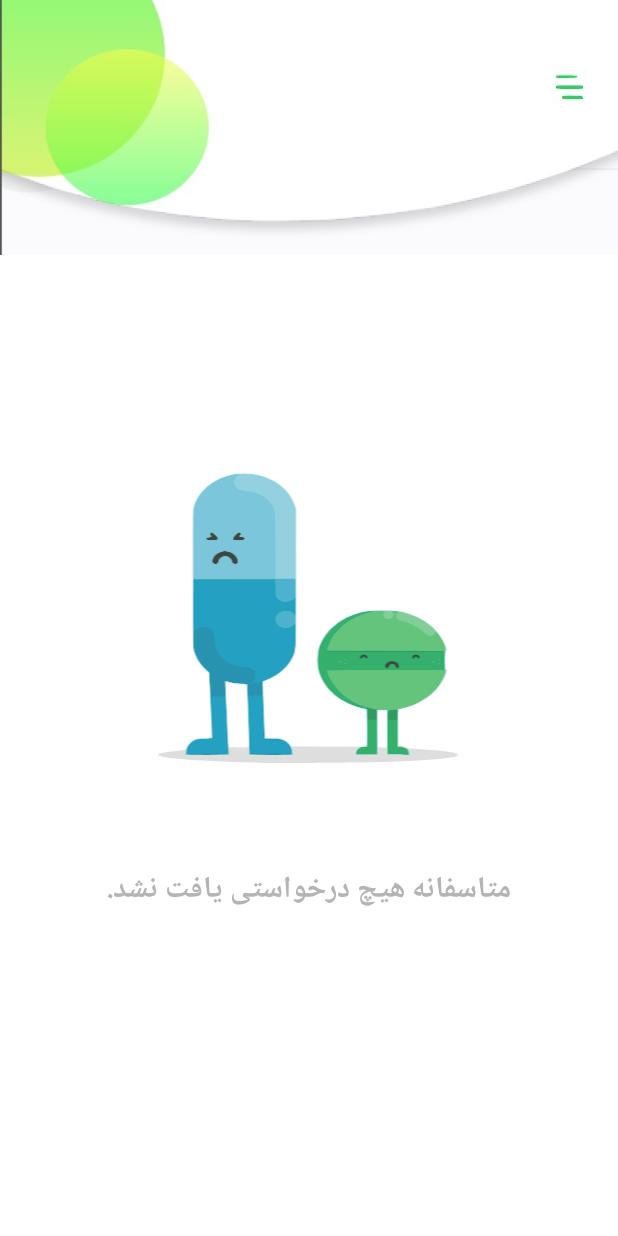
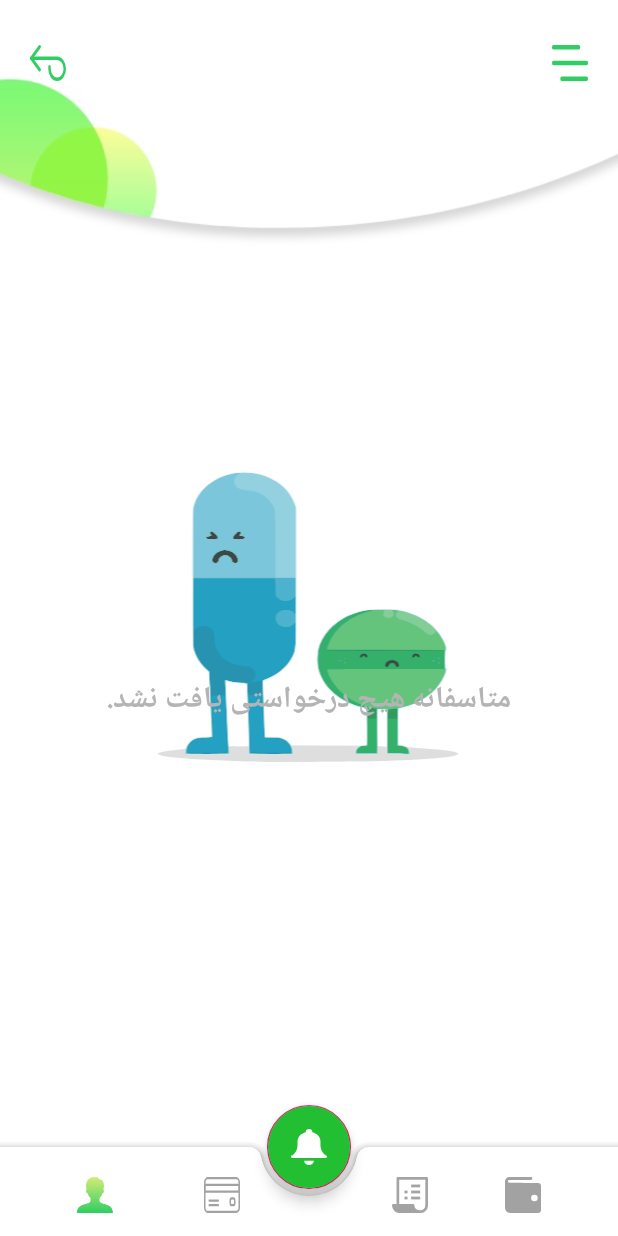
Before and after one commit to gelophoneTeam/DarokhanehApp, an Android app: the NoRequest screen opened directly, with no data from a screen before it, on a phone screen of 412 x 824 dp. Run offline under Robolectric (Android 15) with nearby library versions, the phone set to English and light mode, and no system bars; plain views replace RoundRectView.

Commit message:
Update NoRequest Activity

```diff
--- a/app/build.gradle
+++ b/app/build.gradle
@@ -22,6 +22,7 @@ dependencies {
     implementation fileTree(dir: 'libs', include: ['*.jar'])
     implementation 'com.android.support:appcompat-v7:28.0.0'
     implementation 'com.android.support.constraint:constraint-layout:1.1.3'
+    implementation 'com.android.support:design:28.0.0'
     testImplementation 'junit:junit:4.12'
     androidTestImplementation 'com.android.support.test:runner:1.0.2'
     androidTestImplementation 'com.android.support.test.espresso:espresso-core:3.0.2'
--- /dev/null
+++ b/app/src/main/res/drawable/ic_bell.xml
@@ -0,0 +1,8 @@
+<vector android:height="24dp" android:viewportHeight="26"
+    android:viewportWidth="22" android:width="24dp" xmlns:android="http://schemas.android.com/apk/res/android">
+    <path android:fillColor="#fff" android:pathData="M18,11.757L18,9a7,7 0,0 0,-7 -7h0a7,7 0,0 0,-7 7v2.757A10.242,10.242 0,0 1,1 19L1,19v2L21,21L21,19h0A10.242,10.242 0,0 1,18 11.757Z"/>
+    <path android:fillColor="#fff" android:pathData="M11,26a3,3 0,0 0,3 -3L8,23A3,3 0,0 0,11 26Z"/>
+    <path android:fillColor="#fff" android:pathData="M13,4L9,4L9,2a2,2 0,0 1,2 -2h0a2,2 0,0 1,2 2Z"/>
+    <path android:fillColor="#fff" android:pathData="M21,20m-1,0a1,1 0,1 1,2 0a1,1 0,1 1,-2 0"/>
+    <path android:fillColor="#fff" android:pathData="M1,20m-1,0a1,1 0,1 1,2 0a1,1 0,1 1,-2 0"/>
+</vector>
--- /dev/null
+++ b/app/src/main/res/drawable/ic_credit_card.xml
@@ -0,0 +1,8 @@
+<vector android:height="24dp" android:viewportHeight="23.333"
+    android:viewportWidth="35" android:width="24dp" xmlns:android="http://schemas.android.com/apk/res/android">
+    <path android:fillColor="#a2a2a2" android:pathData="M31.354,0L3.646,0A3.651,3.651 0,0 0,0 3.646v16.042a3.651,3.651 0,0 0,3.646 3.646L31.354,23.334A3.651,3.651 0,0 0,35 19.688L35,3.646A3.651,3.651 0,0 0,31.354 0ZM33.541,19.687a2.19,2.19 0,0 1,-2.187 2.188L3.646,21.875a2.19,2.19 0,0 1,-2.187 -2.187L1.459,3.646a2.19,2.19 0,0 1,2.187 -2.187L31.354,1.459a2.19,2.19 0,0 1,2.187 2.187L33.541,19.687Z"/>
+    <path android:fillColor="#a2a2a2" android:pathData="M34.271,4.375L0.729,4.375a0.729,0.729 0,0 0,-0.729 0.729v4.375a0.729,0.729 0,0 0,0.729 0.729L34.271,10.208a0.729,0.729 0,0 0,0.729 -0.729v-4.375A0.73,0.73 0,0 0,34.271 4.375ZM33.542,8.75L1.458,8.75v-2.917L33.542,5.833v2.917Z"/>
+    <path android:fillColor="#a2a2a2" android:pathData="M13.854,14.583h-8.75a0.729,0.729 0,1 0,0 1.458h8.75a0.729,0.729 0,1 0,0 -1.458Z"/>
+    <path android:fillColor="#a2a2a2" android:pathData="M13.854,17.5h-8.75a0.729,0.729 0,0 0,0 1.458h8.75a0.729,0.729 0,0 0,0 -1.458Z"/>
+    <path android:fillColor="#a2a2a2" android:pathData="M28.438,13.125h-1.458a2.19,2.19 0,0 0,-2.187 2.188v1.458a2.19,2.19 0,0 0,2.187 2.187h1.458a2.19,2.19 0,0 0,2.188 -2.187v-1.458A2.19,2.19 0,0 0,28.438 13.125ZM29.167,16.771a0.729,0.729 0,0 1,-0.729 0.729h-1.458a0.729,0.729 0,0 1,-0.729 -0.729v-1.458a0.729,0.729 0,0 1,0.729 -0.729h1.458a0.729,0.729 0,0 1,0.729 0.729Z"/>
+</vector>
--- /dev/null
+++ b/app/src/main/res/drawable/ic_group_1.xml
@@ -0,0 +1,27 @@
+<vector android:height="24dp" android:viewportHeight="25.864"
+    android:viewportWidth="27" android:width="24dp" xmlns:android="http://schemas.android.com/apk/res/android">
+    <path android:fillColor="#00000000"
+        android:pathData="M4.409,20.525L4.409,1L26,1L26,20.525a4.586,4.586 0,0 1,-4.8 4.339"
+        android:strokeColor="#a4a4a4" android:strokeLineCap="round"
+        android:strokeLineJoin="round" android:strokeWidth="2"/>
+    <path android:fillColor="#00000000"
+        android:pathData="M15.773,20.318L1,20.318a4.546,4.546 0,0 0,4.545 4.545L20.318,24.863A4.546,4.546 0,0 1,15.773 20.318Z"
+        android:strokeColor="#a4a4a4" android:strokeLineCap="round"
+        android:strokeLineJoin="round" android:strokeWidth="2"/>
+    <path android:fillColor="#00000000"
+        android:pathData="M14.335,10.762L21.153,10.762"
+        android:strokeColor="#a4a4a4" android:strokeLineJoin="round" android:strokeWidth="2"/>
+    <path android:fillColor="#00000000"
+        android:pathData="M9.372,10.762L11.645,10.762"
+        android:strokeColor="#a4a4a4" android:strokeLineJoin="round" android:strokeWidth="2"/>
+    <path android:fillColor="#00000000"
+        android:pathData="M14.335,15.101L21.153,15.101"
+        android:strokeColor="#a4a4a4" android:strokeLineJoin="round" android:strokeWidth="2"/>
+    <path android:fillColor="#00000000"
+        android:pathData="M9.372,15.101L11.645,15.101"
+        android:strokeColor="#a4a4a4" android:strokeLineJoin="round" android:strokeWidth="2"/>
+    <path android:fillColor="#00000000"
+        android:pathData="M14.335,6.424L21.153,6.424"
+        android:strokeColor="#a4a4a4" android:strokeLineJoin="round" android:strokeWidth="2"/>
+    <path android:fillColor="#a2a2a2" android:pathData="M15.773,20.318L1,20.318a4.546,4.546 0,0 0,4.545 4.545L20.318,24.863A4.546,4.546 0,0 1,15.773 20.318Z"/>
+</vector>
--- /dev/null
+++ b/app/src/main/res/drawable/ic_menu.xml
@@ -0,0 +1,11 @@
+<vector android:height="24dp" android:viewportHeight="16"
+    android:viewportWidth="26" android:width="24dp" xmlns:android="http://schemas.android.com/apk/res/android">
+    <path android:fillColor="#00000000" android:pathData="M1,8L25,8"
+        android:strokeColor="#30ce62" android:strokeLineCap="round"
+        android:strokeLineJoin="round" android:strokeWidth="2"/>
+    <path android:fillColor="#00000000" android:pathData="M1,1L19.335,1"
+        android:strokeColor="#30ce62" android:strokeLineCap="round" android:strokeWidth="2"/>
+    <path android:fillColor="#00000000" android:pathData="M7,15L25,15"
+        android:strokeColor="#30ce62" android:strokeLineCap="round"
+        android:strokeLineJoin="round" android:strokeWidth="2"/>
+</vector>
--- a/app/src/main/res/drawable/ic_menu_item.xml
+++ /dev/null
@@ -1,15 +0,0 @@
-<vector android:height="24dp" android:viewportHeight="460"
-    android:viewportWidth="660" android:width="24dp" xmlns:android="http://schemas.android.com/apk/res/android">
-    <path android:fillColor="#3ec46a"
-        android:pathData="M0,230l0,-230 330,0 330,0 0,230 0,230 -330,0 -330,0 0,-230z" android:strokeColor="#00000000"/>
-    <path android:fillColor="#54b776"
-        android:pathData="M0,230l0,-230 330,0 330,0 0,230 0,230 -330,0 -330,0 0,-230zM548,385c3,-3 0,-11 -6,-17 -9,-9 -58,-12 -168,-10 -86,1 -160,5 -165,8 -28,17 7,24 144,26 159,3 186,2 195,-7zM554,250c5,-6 7,-12 3,-16 -6,-7 -469,-6 -476,1 -2,3 1,10 7,17 8,10 62,12 234,10 122,-2 227,-7 232,-12zM437,114c5,-16 -52,-22 -201,-20 -92,1 -130,5 -133,13 -3,9 29,13 129,16 183,4 201,4 205,-9z" android:strokeColor="#00000000"/>
-    <path android:fillColor="#6baf85"
-        android:pathData="M0,230l0,-230 330,0 330,0 0,230 0,230 -330,0 -330,0 0,-230zM559,386c25,-29 -22,-37 -194,-34 -90,2 -167,6 -170,10 -4,4 -5,14 -2,23 9,22 348,23 366,1zM560,255c6,-8 9,-19 5,-25 -8,-13 -481,-14 -490,-1 -3,5 2,17 11,25 22,23 455,24 474,1zM450,120c31,-21 -15,-28 -179,-29 -161,-1 -201,5 -187,28 9,14 344,15 366,1z" android:strokeColor="#00000000"/>
-    <path android:fillColor="#d8fedf"
-        android:pathData="M0,230l0,-230 330,0 330,0 0,230 0,230 -330,0 -330,0 0,-230zM568,378c-3,-23 -5,-23 -183,-25 -99,-2 -186,1 -194,6 -8,5 -11,16 -8,25 6,14 31,16 197,16l191,0 -3,-22zM570,245l0,-25 -250,0c-236,0 -250,1 -250,18 0,10 3,22 7,25 3,4 116,7 250,7l243,0 0,-25zM465,110c0,-13 -30,-15 -197,-18 -194,-2 -198,-2 -198,18 0,20 4,20 198,18 167,-3 197,-5 197,-18z" android:strokeColor="#00000000"/>
-    <path android:fillColor="#d5ffe7"
-        android:pathData="M0,230l0,-230 330,0 330,0 0,230 0,230 -330,0 -330,0 0,-230zM568,378c-3,-23 -5,-23 -181,-26 -185,-3 -230,5 -206,34 9,11 49,14 201,14l189,0 -3,-22zM571,263c0,-5 2,-16 4,-25 3,-17 -14,-18 -254,-18 -239,0 -258,1 -258,18 0,9 5,20 11,24 15,10 496,10 497,1zM465,109c0,-12 -34,-14 -197,-17 -192,-2 -198,-2 -198,18 0,19 8,20 172,22 186,3 223,-1 223,-23z" android:strokeColor="#00000000"/>
-    <path android:fillColor="#fcfefd"
-        android:pathData="M0,230l0,-230 330,0 330,0 0,230 0,230 -330,0 -330,0 0,-230zM569,401c9,-6 11,-18 7,-34l-6,-26 -170,-3c-93,-2 -179,-1 -191,2 -32,8 -46,34 -30,54 11,14 41,16 195,16 99,0 187,-4 195,-9zM568,274c8,-2 12,-15 10,-31l-3,-28 -253,-3c-227,-2 -253,-1 -259,14 -3,9 -2,24 4,33 9,14 41,17 214,21 194,5 257,3 287,-6zM474,124c15,-39 -8,-44 -211,-44 -163,0 -195,2 -199,15 -4,8 -4,22 0,30 4,13 37,15 205,15 174,0 200,-2 205,-16z" android:strokeColor="#00000000"/>
-</vector>
--- /dev/null
+++ b/app/src/main/res/drawable/ic_user_male.xml
@@ -0,0 +1,13 @@
+<vector android:height="24dp" android:viewportHeight="27.5"
+    android:viewportWidth="27.4" android:width="24dp"
+    xmlns:aapt="http://schemas.android.com/aapt" xmlns:android="http://schemas.android.com/apk/res/android">
+    <path android:pathData="M17.125,18.333L17.125,16.041a5.986,5.986 0,0 0,2.137 -3.383c0.4,-0.031 1.039,-0.4 1.226,-1.874a1.342,1.342 0,0 0,-0.541 -1.373,6.081 6.081,0 0,0 0.6,-2.537c0,-2.782 -1.088,-5.156 -3.425,-5.156A3.631,3.631 0,0 0,13.7 -0.001C8.857,-0.001 6.85,3.118 6.85,6.875a6.849,6.849 0,0 0,0.6 2.537,1.344 1.344,0 0,0 -0.541,1.373c0.187,1.47 0.822,1.843 1.226,1.874a5.986,5.986 0,0 0,2.137 3.383v2.292C9.133,21.771 0,19.479 0,27.499L27.4,27.499C27.4,19.479 18.267,21.771 17.125,18.333Z">
+        <aapt:attr name="android:fillColor">
+            <gradient android:endX="13.7" android:endY="27.499"
+                android:startX="13.7" android:startY="-0.061772145" android:type="linear">
+                <item android:color="#FFD3EC77" android:offset="0"/>
+                <item android:color="#FF30CE62" android:offset="1"/>
+            </gradient>
+        </aapt:attr>
+    </path>
+</vector>
--- /dev/null
+++ b/app/src/main/res/drawable/ic_videos_purchased.xml
@@ -0,0 +1,11 @@
+<vector android:height="24dp" android:viewportHeight="21"
+    android:viewportWidth="28.968" android:width="24dp" xmlns:android="http://schemas.android.com/apk/res/android">
+    <path android:fillColor="#00000000"
+        android:pathData="M7.742,14.484l-6.742,-6.742L7.742,1"
+        android:strokeColor="#30ce62" android:strokeLineCap="round"
+        android:strokeLineJoin="round" android:strokeWidth="2"/>
+    <path android:fillColor="#00000000"
+        android:pathData="M15.71,12.642l-0,1.226A6.129,6.129 0,1 0,21.839 7.742L1,7.742"
+        android:strokeColor="#30ce62" android:strokeLineCap="round"
+        android:strokeLineJoin="round" android:strokeWidth="2"/>
+</vector>
--- /dev/null
+++ b/app/src/main/res/drawable/ic_wallet.xml
@@ -0,0 +1,8 @@
+<vector android:height="24dp" android:viewportHeight="24.864"
+    android:viewportWidth="25" android:width="24dp" xmlns:android="http://schemas.android.com/apk/res/android">
+    <path android:fillColor="#00000000"
+        android:pathData="M18,1L3,1A2,2 0,0 0,1 3L1,3A2,2 0,0 0,3 5h9"
+        android:strokeColor="#a2a2a2" android:strokeLineCap="round"
+        android:strokeLineJoin="round" android:strokeWidth="2"/>
+    <path android:fillColor="#a2a2a2" android:pathData="M22.727,4.151L2.273,4.151L0,3L0,21.411a3.431,3.431 0,0 0,3.409 3.452L22.727,24.863A2.287,2.287 0,0 0,25 22.562L25,6.452A2.287,2.287 0,0 0,22.727 4.151ZM20.455,16.809a2.3,2.3 0,1 1,2.273 -2.3A2.287,2.287 0,0 1,20.455 16.809Z"/>
+</vector>
--- a/app/src/main/res/layout/activity_no_request.xml
+++ b/app/src/main/res/layout/activity_no_request.xml
@@ -1,5 +1,5 @@
 <?xml version="1.0" encoding="utf-8"?>
-<android.support.constraint.ConstraintLayout xmlns:android="http://schemas.android.com/apk/res/android"
+<android.support.design.widget.CoordinatorLayout xmlns:android="http://schemas.android.com/apk/res/android"
     xmlns:app="http://schemas.android.com/apk/res-auto"
     xmlns:tools="http://schemas.android.com/tools"
     android:layout_width="match_parent"
@@ -26,11 +26,20 @@
             android:background="@drawable/toolbar" />
 
         <ImageView
-            android:layout_width="60dp"
+            android:layout_width="wrap_content"
             android:layout_height="wrap_content"
-            android:layout_marginLeft="350dp"
-            android:layout_marginTop="45dp"
-            android:src="@drawable/ic_menu_item" />
+            android:layout_gravity="right"
+            android:layout_marginRight="20dp"
+            android:layout_marginTop="30dp"
+            android:src="@drawable/ic_menu" />
+
+        <ImageView
+            android:layout_width="wrap_content"
+            android:layout_height="wrap_content"
+            android:layout_gravity="left"
+            android:layout_marginLeft="20dp"
+            android:layout_marginTop="30dp"
+            android:src="@drawable/ic_videos_purchased" />
     </com.github.florent37.shapeofview.shapes.RoundRectView>
 
 
@@ -42,6 +51,7 @@
         android:layout_marginTop="8dp"
         android:layout_marginEnd="8dp"
         android:layout_marginBottom="8dp"
+        android:layout_gravity="center"
         android:src="@drawable/ic_no_request"
         app:layout_constraintBottom_toBottomOf="parent"
         app:layout_constraintEnd_toEndOf="parent"
@@ -51,19 +61,69 @@
     <TextView
         android:layout_width="wrap_content"
         android:layout_height="wrap_content"
-        android:layout_marginStart="8dp"
-        android:layout_marginTop="8dp"
-        android:layout_marginEnd="8dp"
-        android:layout_marginBottom="8dp"
         android:text="متاسفانه هیچ درخواستی یافت نشد."
         android:textColor="#b4b4b5"
         android:textSize="20dp"
         android:textStyle="bold"
-        app:layout_constraintBottom_toBottomOf="parent"
-        app:layout_constraintEnd_toEndOf="parent"
-        app:layout_constraintHorizontal_bias="0.496"
-        app:layout_constraintStart_toStartOf="parent"
-        app:layout_constraintTop_toTopOf="parent"
-        app:layout_constraintVertical_bias="0.735" />
+        android:layout_gravity="center_horizontal"
+        android:layout_marginTop="450dp"/>
 
-</android.support.constraint.ConstraintLayout>
+    <android.support.design.bottomappbar.BottomAppBar
+        android:id="@+id/bottomappbar"
+        android:layout_width="match_parent"
+        android:layout_height="wrap_content"
+        android:layout_gravity="bottom"
+        android:backgroundTint="#fff"
+        android:gravity="center">
+
+        <LinearLayout
+            android:layout_width="match_parent"
+            android:layout_height="wrap_content"
+            android:layout_marginTop="20dp"
+            android:layout_marginBottom="15dp"
+            android:paddingEnd="16dp"
+            android:weightSum="4">
+
+            <ImageButton
+                android:layout_width="0dp"
+                android:layout_height="wrap_content"
+                android:layout_weight="1"
+                android:background="?attr/selectableItemBackgroundBorderless"
+                app:srcCompat="@drawable/ic_user_male" />
+
+            <ImageButton
+                android:layout_width="0dp"
+                android:layout_height="wrap_content"
+                android:layout_weight="1"
+                android:background="?attr/selectableItemBackgroundBorderless"
+                android:paddingRight="20dp"
+                app:srcCompat="@drawable/ic_credit_card" />
+
+            <ImageButton
+                android:layout_width="0dp"
+                android:layout_height="wrap_content"
+                android:layout_weight="1"
+                android:background="?attr/selectableItemBackgroundBorderless"
+                android:paddingLeft="40dp"
+                app:srcCompat="@drawable/ic_group_1" />
+
+            <ImageButton
+                android:layout_width="0dp"
+                android:layout_height="wrap_content"
+                android:layout_weight="1"
+                android:background="?attr/selectableItemBackgroundBorderless"
+                app:srcCompat="@drawable/ic_wallet" />
+        </LinearLayout>
+    </android.support.design.bottomappbar.BottomAppBar>
+
+    <android.support.design.widget.FloatingActionButton
+        android:layout_width="wrap_content"
+        android:layout_height="wrap_content"
+        app:fabSize="normal"
+        android:backgroundTint="#22bf32"
+        android:src="@drawable/ic_bell"
+        app:layout_anchor="@id/bottomappbar"
+        android:id="@+id/bottomfab"
+        />
+
+</android.support.design.widget.CoordinatorLayout>
--- a/app/src/main/res/layout/activity_request.xml
+++ b/app/src/main/res/layout/activity_request.xml
@@ -30,7 +30,7 @@
             android:layout_height="wrap_content"
             android:layout_marginLeft="350dp"
             android:layout_marginTop="45dp"
-            android:src="@drawable/ic_menu_item" />
+            android:src="@drawable/ic_menu" />
     </com.github.florent37.shapeofview.shapes.RoundRectView>
 
     <TextView
```
Also changed, not shown: app/src/main/res/drawable/toolbar.jpg.
